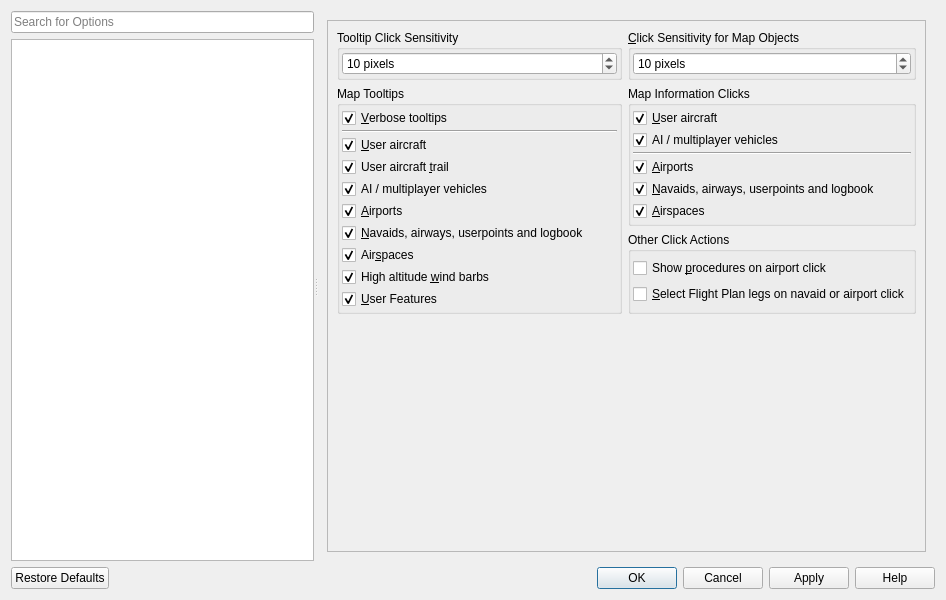
albar965/littlenavmap, file src/options/options.ui: the form before one commit.
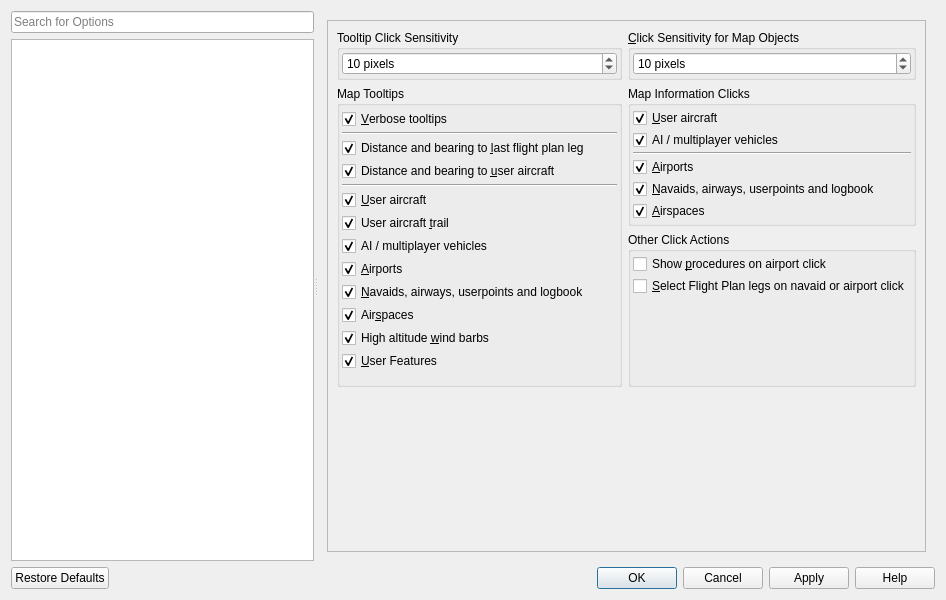
The form after the commit. The open tabs and pages were chosen to show the change. Icons and pictures are not drawn.

Commit message: Added options to disable distance and bearing display in map tooltip

```diff
--- a/src/options/options.ui
+++ b/src/options/options.ui
@@ -2262,6 +2262,19 @@
                  </property>
                 </widget>
                </item>
+               <item>
+                <spacer name="verticalSpacer_19">
+                 <property name="orientation">
+                  <enum>Qt::Vertical</enum>
+                 </property>
+                 <property name="sizeHint" stdset="0">
+                  <size>
+                   <width>20</width>
+                   <height>40</height>
+                  </size>
+                 </property>
+                </spacer>
+               </item>
               </layout>
              </widget>
             </item>
@@ -2299,6 +2312,39 @@
                  </property>
                 </widget>
                </item>
+               <item>
+                <widget class="Line" name="line_23">
+                 <property name="orientation">
+                  <enum>Qt::Horizontal</enum>
+                 </property>
+                </widget>
+               </item>
+               <item>
+                <widget class="QCheckBox" name="checkBoxOptionsMapTooltipDistBrgFlightplan">
+                 <property name="toolTip">
+                  <string>Show distance and bearing to last flight plan leg on top of tooltip</string>
+                 </property>
+                 <property name="text">
+                  <string>Distance and bearing to &amp;last flight plan leg</string>
+                 </property>
+                 <property name="checked">
+                  <bool>true</bool>
+                 </property>
+                </widget>
+               </item>
+               <item>
+                <widget class="QCheckBox" name="checkBoxOptionsMapTooltipDistBrgUser">
+                 <property name="toolTip">
+                  <string>Show distance and bearing to user aircraft on top of tooltip</string>
+                 </property>
+                 <property name="text">
+                  <string>Distance and bearing to &amp;user aircraft</string>
+                 </property>
+                 <property name="checked">
+                  <bool>true</bool>
+                 </property>
+                </widget>
+               </item>
                <item>
                 <widget class="Line" name="line_8">
                  <property name="orientation">
```
Left out of the diff: 57 changed lines with no effect on the pictures. The commit also changes 3 other files.
